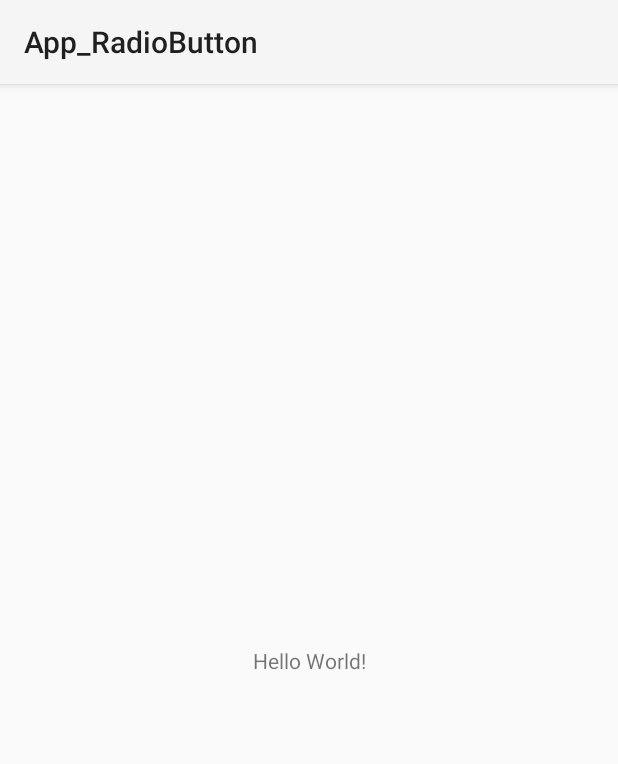
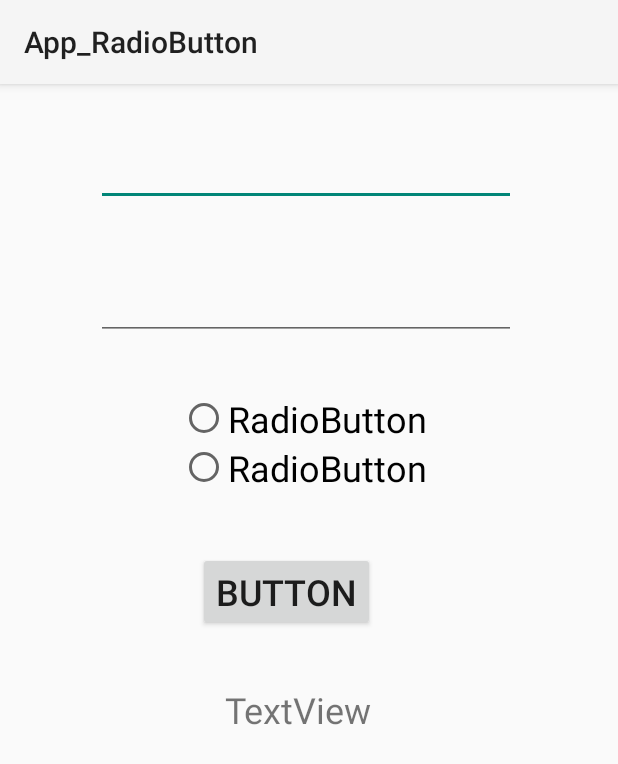
Before and after one commit to NelsonrBermejo/Android, an Android app: the screen it shows after launch (MainActivity), on a phone screen of 412 x 824 dp. Shown: the top 764 px of the screen. Run offline under Robolectric (Android 15) with nearby library versions, the phone set to English and light mode, and no system bars.

Commit message:
#1 se crean componentes + radioGroup-radiobutton

```diff
--- a/App_RadioButton13/app/src/main/res/layout/activity_main.xml
+++ b/App_RadioButton13/app/src/main/res/layout/activity_main.xml
@@ -6,13 +6,73 @@
     android:layout_height="match_parent"
     tools:context=".MainActivity">
 
-    <TextView
+    <EditText
+        android:id="@+id/txt_valor1"
         android:layout_width="wrap_content"
         android:layout_height="wrap_content"
-        android:text="Hello World!"
-        app:layout_constraintBottom_toBottomOf="parent"
-        app:layout_constraintLeft_toLeftOf="parent"
-        app:layout_constraintRight_toRightOf="parent"
+        android:layout_marginStart="64dp"
+        android:layout_marginTop="28dp"
+        android:ems="10"
+        android:inputType="number"
+        android:textSize="24sp"
+        app:layout_constraintStart_toStartOf="parent"
         app:layout_constraintTop_toTopOf="parent" />
 
+    <EditText
+        android:id="@+id/txt_valor2"
+        android:layout_width="wrap_content"
+        android:layout_height="wrap_content"
+        android:layout_marginStart="64dp"
+        android:layout_marginTop="36dp"
+        android:ems="10"
+        android:inputType="number"
+        android:textSize="24sp"
+        app:layout_constraintStart_toStartOf="parent"
+        app:layout_constraintTop_toBottomOf="@+id/txt_valor1" />
+
+    <RadioGroup
+        android:id="@+id/radioGroup"
+        android:layout_width="wrap_content"
+        android:layout_height="wrap_content"
+        android:layout_marginStart="120dp"
+        android:layout_marginTop="36dp"
+        app:layout_constraintStart_toStartOf="parent"
+        app:layout_constraintTop_toBottomOf="@+id/txt_valor2">
+
+        <RadioButton
+            android:id="@+id/rb_sumar"
+            android:layout_width="match_parent"
+            android:layout_height="wrap_content"
+            android:text="RadioButton"
+            android:textSize="24sp" />
+
+        <RadioButton
+            android:id="@+id/rb_restar"
+            android:layout_width="match_parent"
+            android:layout_height="wrap_content"
+            android:text="RadioButton"
+            android:textSize="24sp" />
+    </RadioGroup>
+
+    <Button
+        android:id="@+id/button_evaluar"
+        android:layout_width="wrap_content"
+        android:layout_height="wrap_content"
+        android:layout_marginStart="132dp"
+        android:layout_marginTop="40dp"
+        android:text="Button"
+        android:textSize="24sp"
+        app:layout_constraintStart_toStartOf="parent"
+        app:layout_constraintTop_toBottomOf="@+id/radioGroup" />
+
+    <TextView
+        android:id="@+id/txt_resultado"
+        android:layout_width="wrap_content"
+        android:layout_height="wrap_content"
+        android:layout_marginStart="150dp"
+        android:layout_marginTop="36dp"
+        android:text="TextView"
+        android:textSize="24sp"
+        app:layout_constraintStart_toStartOf="parent"
+        app:layout_constraintTop_toBottomOf="@+id/button_evaluar" />
 </androidx.constraintlayout.widget.ConstraintLayout>
```
